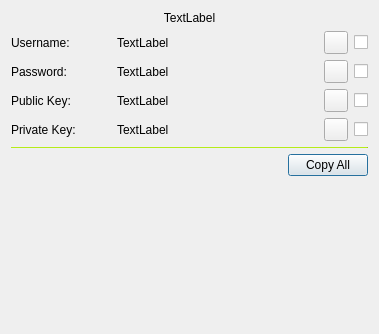
Above: designs/xml/crypto_vault_view_window.ui from daniel-deru/WorkMate-3.0 before the change. Below: the same form after it.
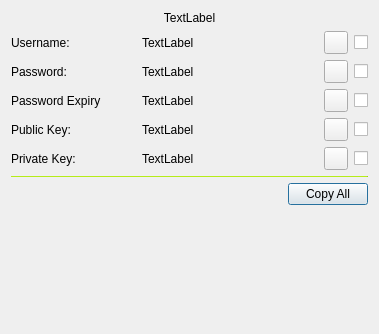
That is the form after the change.

Commit message: finished password expiry

```diff
--- a/designs/xml/crypto_vault_view_window.ui
+++ b/designs/xml/crypto_vault_view_window.ui
@@ -30,7 +30,7 @@
       <widget class="QLabel" name="lbl_username_view">
        <property name="minimumSize">
         <size>
-         <width>100</width>
+         <width>125</width>
          <height>0</height>
         </size>
        </property>
@@ -87,7 +87,7 @@
       <widget class="QLabel" name="lbl_password_view">
        <property name="minimumSize">
         <size>
-         <width>100</width>
+         <width>125</width>
          <height>0</height>
         </size>
        </property>
@@ -138,13 +138,76 @@
      </item>
     </layout>
    </item>
+   <item>
+    <layout class="QHBoxLayout" name="horizontalLayout_6">
+     <item>
+      <widget class="QLabel" name="lbl_password_exp_view">
+       <property name="minimumSize">
+        <size>
+         <width>125</width>
+         <height>0</height>
+        </size>
+       </property>
+       <property name="maximumSize">
+        <size>
+         <width>125</width>
+         <height>16777215</height>
+        </size>
+       </property>
+       <property name="text">
+        <string>Password Expiry</string>
+       </property>
+      </widget>
+     </item>
+     <item>
+      <widget class="QLabel" name="lbl_password_exp">
+       <property name="text">
+        <string>TextLabel</string>
+       </property>
+      </widget>
+     </item>
+     <item>
+      <spacer name="horizontalSpacer_6">
+       <property name="orientation">
+        <enum>Qt::Horizontal</enum>
+       </property>
+       <property name="sizeHint" stdset="0">
+        <size>
+         <width>40</width>
+         <height>20</height>
+        </size>
+       </property>
+      </spacer>
+     </item>
+     <item>
+      <widget class="QToolButton" name="tbtn_password_exp">
+       <property name="cursor">
+        <cursorShape>PointingHandCursor</cursorShape>
+       </property>
+       <property name="text">
+        <string/>
+       </property>
+      </widget>
+     </item>
+     <item>
+      <widget class="QCheckBox" name="chk_password_exp">
+       <property name="cursor">
+        <cursorShape>PointingHandCursor</cursorShape>
+       </property>
+       <property name="text">
+        <string/>
+       </property>
+      </widget>
+     </item>
+    </layout>
+   </item>
    <item>
     <layout class="QHBoxLayout" name="horizontalLayout_4">
      <item>
       <widget class="QLabel" name="lbl_public_view">
        <property name="minimumSize">
         <size>
-         <width>100</width>
+         <width>125</width>
          <height>0</height>
         </size>
        </property>
@@ -201,7 +264,7 @@
       <widget class="QLabel" name="lbl_private_view">
        <property name="minimumSize">
         <size>
-         <width>100</width>
+         <width>125</width>
          <height>0</height>
         </size>
        </property>
```
The commit also changes 31 other files.
